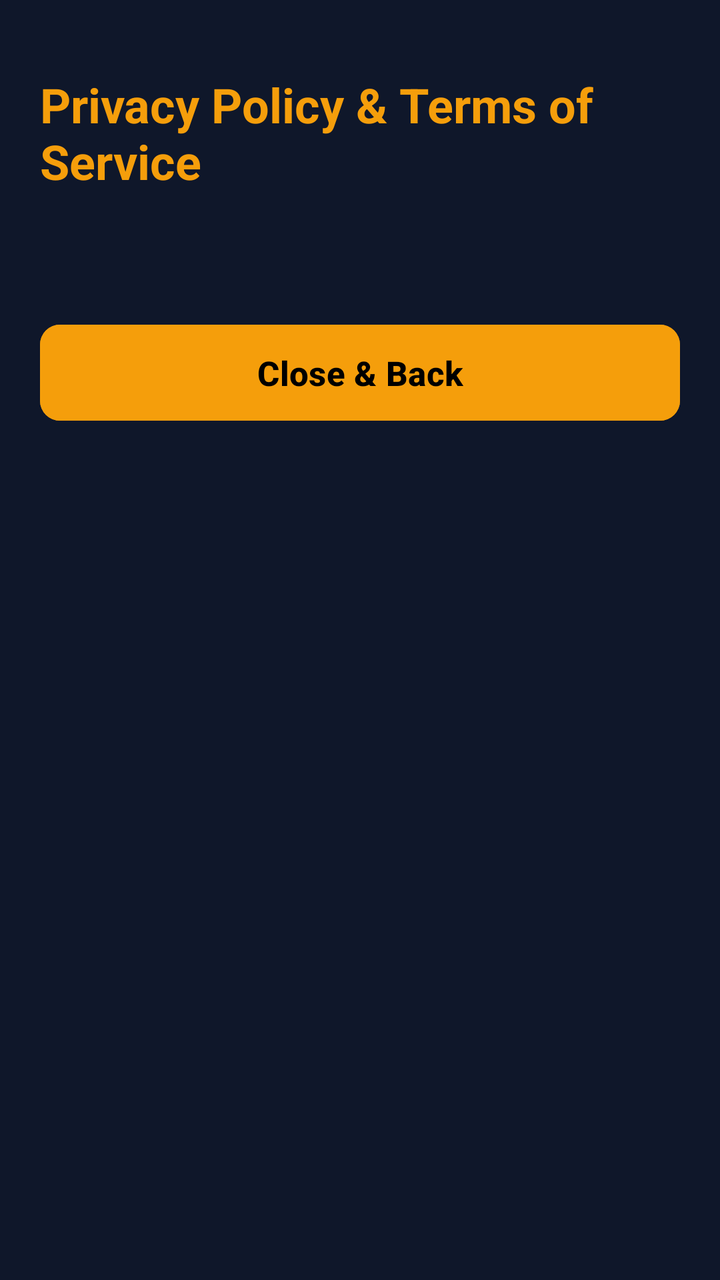
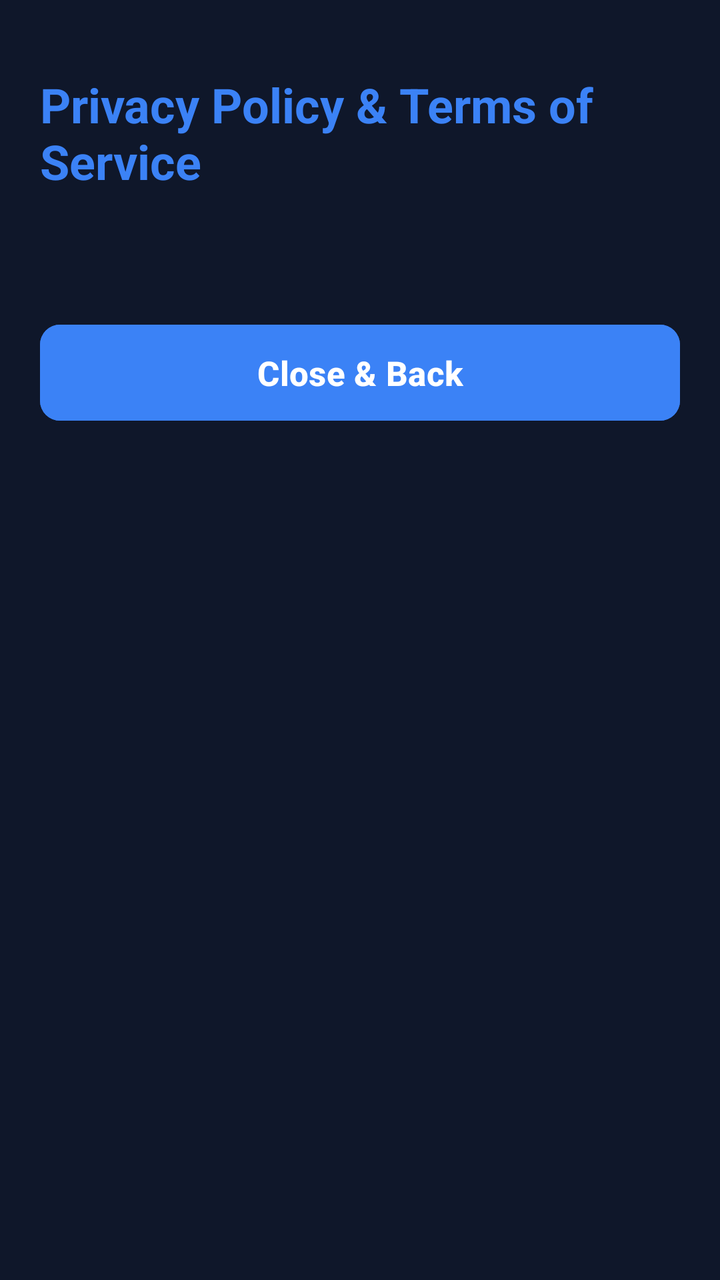

An Android layout rendered at two revisions. The XML below is the earlier revision; the diff shows what the commit changed to produce the second picture.
<!-- AndroidManifest.xml: application theme Theme.BTReceiveCall -->
<!-- res/layout/activity_privacy_policy.xml -->
<?xml version="1.0" encoding="utf-8"?>
<ScrollView xmlns:android="http://schemas.android.com/apk/res/android"
    xmlns:app="http://schemas.android.com/apk/res-auto"
    xmlns:tools="http://schemas.android.com/tools"
    android:layout_width="match_parent"
    android:layout_height="match_parent"
    android:background="@color/primary_dark"
    android:fillViewport="true"
    android:padding="20dp">

    <LinearLayout
        android:layout_width="match_parent"
        android:layout_height="wrap_content"
        android:orientation="vertical">

        <TextView
            android:id="@+id/tvPrivacyTitle"
            android:layout_width="match_parent"
            android:layout_height="wrap_content"
            android:layout_marginTop="16dp"
            android:text="@string/title_privacy_terms"
            android:textColor="@color/accent_gold"
            android:textSize="24sp"
            android:textStyle="bold"
            android:focusable="true"
            android:accessibilityHeading="true" />

        <TextView
            android:id="@+id/tvPrivacyContent"
            android:layout_width="match_parent"
            android:layout_height="wrap_content"
            android:layout_marginTop="16dp"
            android:layout_marginBottom="24dp"
            android:textColor="@color/text_primary"
            android:textSize="16sp"
            android:lineSpacingExtra="4dp"
            android:focusable="true" />

        <com.google.android.material.button.MaterialButton
            android:id="@+id/btnBackPrivacy"
            android:layout_width="match_parent"
            android:layout_height="56dp"
            android:layout_marginBottom="24dp"
            android:backgroundTint="@color/accent_gold"
            android:text="Close &amp; Back"
            android:textColor="@color/black"
            android:textSize="17sp"
            android:textStyle="bold"
            app:cornerRadius="10dp" />

    </LinearLayout>
</ScrollView>
<!-- resources referenced by this layout -->
<resources>
  <color name="accent_gold">#F59E0B</color>
  <color name="black">#000000</color>
  <color name="primary_dark">#0F172A</color>
  <color name="text_primary">#FFFFFF</color>
  <string name="title_privacy_terms">Privacy Policy &amp; Terms of Service</string>
  <style name="Theme.BTReceiveCall" parent="Theme.Material3.DayNight.NoActionBar">
          
          <item name="colorPrimary">@color/accent_gold</item>
          <item name="colorOnPrimary">@color/black</item>
          <item name="colorPrimaryContainer">@color/card_background</item>
          <item name="colorOnPrimaryContainer">@color/text_primary</item>
  
          
          <item name="colorSecondary">@color/status_green</item>
          <item name="colorOnSecondary">@color/white</item>
  
          
          <item name="android:colorBackground">@color/primary_dark</item>
          <item name="colorSurface">@color/surface_dark</item>
          <item name="colorOnSurface">@color/text_primary</item>
  
          
          <item name="android:statusBarColor">@color/primary_dark</item>
          <item name="android:windowLightStatusBar">false</item>
      </style>
  <color name="card_background">#334155</color>
  <color name="status_green">#10B981</color>
  <color name="white">#FFFFFF</color>
  <color name="surface_dark">#1E293B</color>
</resources>

<!-- the commit's change to res/layout/activity_privacy_policy.xml (unified diff, before → after) -->
@@ -19,7 +19,7 @@
             android:layout_height="wrap_content"
             android:layout_marginTop="16dp"
             android:text="@string/title_privacy_terms"
-            android:textColor="@color/accent_gold"
+            android:textColor="@color/accent_blue"
             android:textSize="24sp"
             android:textStyle="bold"
             android:focusable="true"
@@ -41,9 +41,9 @@
             android:layout_width="match_parent"
             android:layout_height="56dp"
             android:layout_marginBottom="24dp"
-            android:backgroundTint="@color/accent_gold"
+            android:backgroundTint="@color/accent_blue"
             android:text="Close &amp; Back"
-            android:textColor="@color/black"
+            android:textColor="@color/white"
             android:textSize="17sp"
             android:textStyle="bold"
             app:cornerRadius="10dp" />
<!-- resource entries referenced after the edit -->
@@ -1,14 +1,13 @@
 <!-- resources referenced by this layout -->
 <resources>
-  <color name="accent_gold">#F59E0B</color>
-  <color name="black">#000000</color>
+  <color name="accent_blue">#3B82F6</color>
   <color name="primary_dark">#0F172A</color>
   <color name="text_primary">#FFFFFF</color>
   <string name="title_privacy_terms">Privacy Policy &amp; Terms of Service</string>
   <style name="Theme.BTReceiveCall" parent="Theme.Material3.DayNight.NoActionBar">
           
-          <item name="colorPrimary">@color/accent_gold</item>
-          <item name="colorOnPrimary">@color/black</item>
+          <item name="colorPrimary">@color/accent_blue</item>
+          <item name="colorOnPrimary">@color/white</item>
           <item name="colorPrimaryContainer">@color/card_background</item>
           <item name="colorOnPrimaryContainer">@color/text_primary</item>
   
@@ -25,7 +24,7 @@
           <item name="android:statusBarColor">@color/primary_dark</item>
           <item name="android:windowLightStatusBar">false</item>
       </style>
-  <color name="card_background">#334155</color>
+  <color name="card_background">#1E293B</color>
   <color name="status_green">#10B981</color>
   <color name="white">#FFFFFF</color>
   <color name="surface_dark">#1E293B</color>
